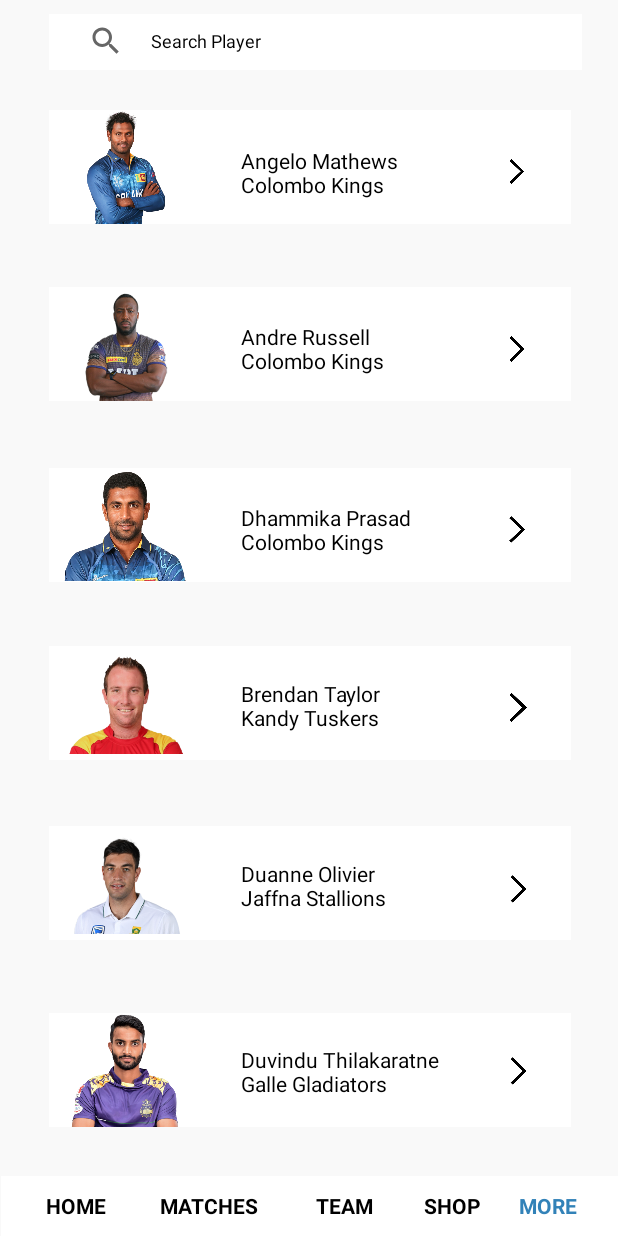
After one commit to Buddhima-JD3/MAD-ABTS, an Android app: the layout activity_playerpage.xml on its own in the app's theme, with its tools: preview values and no code run, on a phone screen of 412 x 824 dp. The commit adds this screen. Run offline under Robolectric (Android 15) with nearby library versions, the phone set to English and light mode, and no system bars.

Commit message:
Player Page Done

```diff
--- a/app/src/main/res/layout/activity_main.xml
+++ b/app/src/main/res/layout/activity_main.xml
@@ -7,5 +7,4 @@
     tools:context=".MainActivity">
 
 
-
-</androidx.constraintlayout.widget.ConstraintLayout>
+    </androidx.constraintlayout.widget.ConstraintLayout>
--- /dev/null
+++ b/app/src/main/res/layout/activity_playerpage.xml
@@ -0,0 +1,576 @@
+<?xml version="1.0" encoding="utf-8"?>
+<androidx.constraintlayout.widget.ConstraintLayout xmlns:android="http://schemas.android.com/apk/res/android"
+    xmlns:app="http://schemas.android.com/apk/res-auto"
+    xmlns:tools="http://schemas.android.com/tools"
+    android:id="@+id/playerpage"
+    android:layout_width="match_parent"
+    android:layout_height="match_parent"
+    android:background="#F9F9F9">
+
+    <RelativeLayout
+        android:id="@+id/searchlayout"
+        android:layout_width="355dp"
+        android:layout_height="37dp"
+        android:background="#FFFFFF"
+        app:layout_constraintBottom_toBottomOf="parent"
+        app:layout_constraintEnd_toEndOf="parent"
+        app:layout_constraintHorizontal_bias="0.571"
+        app:layout_constraintStart_toStartOf="parent"
+        app:layout_constraintTop_toTopOf="parent"
+        app:layout_constraintVertical_bias="0.012">
+
+        <SearchView
+            android:layout_width="33dp"
+            android:layout_height="21dp"
+            android:layout_alignParentStart="true"
+            android:layout_alignParentLeft="true"
+            android:layout_alignParentTop="true"
+            android:layout_alignParentEnd="true"
+            android:layout_alignParentRight="true"
+            android:layout_alignParentBottom="true"
+            android:layout_marginStart="21dp"
+            android:layout_marginLeft="21dp"
+            android:layout_marginTop="7dp"
+            android:layout_marginEnd="301dp"
+            android:layout_marginRight="301dp"
+            android:layout_marginBottom="9dp"
+            android:background="#FFFFFF">
+
+        </SearchView>
+
+        <TextView
+            android:id="@+id/SearchPlayer"
+            android:layout_width="132dp"
+            android:layout_height="17dp"
+            android:layout_alignParentStart="true"
+            android:layout_alignParentLeft="true"
+            android:layout_alignParentTop="true"
+            android:layout_alignParentEnd="true"
+            android:layout_alignParentRight="true"
+            android:layout_alignParentBottom="true"
+            android:layout_marginStart="68dp"
+            android:layout_marginLeft="68dp"
+            android:layout_marginTop="9dp"
+            android:layout_marginEnd="155dp"
+            android:layout_marginRight="155dp"
+            android:layout_marginBottom="11dp"
+            android:text="Search Player"
+            android:textColor="#000000"
+            android:textSize="12sp" />
+    </RelativeLayout>
+
+    <RelativeLayout
+        android:id="@+id/layoutangelo"
+        android:layout_width="348dp"
+        android:layout_height="76dp"
+        android:background="#FFFFFF"
+        app:layout_constraintBottom_toBottomOf="parent"
+        app:layout_constraintEnd_toEndOf="parent"
+        app:layout_constraintHorizontal_bias="0.507"
+        app:layout_constraintStart_toStartOf="parent"
+        app:layout_constraintTop_toTopOf="parent"
+        app:layout_constraintVertical_bias="0.098">
+
+        <ImageView
+            android:id="@+id/player1"
+            android:layout_width="103dp"
+            android:layout_height="match_parent"
+            android:layout_alignParentStart="true"
+            android:layout_alignParentLeft="true"
+            android:layout_alignParentTop="true"
+            android:layout_alignParentEnd="true"
+            android:layout_alignParentRight="true"
+            android:layout_alignParentBottom="true"
+            android:layout_marginStart="0dp"
+            android:layout_marginLeft="0dp"
+            android:layout_marginTop="0dp"
+            android:layout_marginEnd="245dp"
+            android:layout_marginRight="245dp"
+            android:layout_marginBottom="0dp"
+            android:background="#FFFFFF"
+            app:srcCompat="@drawable/angelo_mathews_sl" />
+
+        <TextView
+            android:id="@+id/player1name"
+            android:layout_width="161dp"
+            android:layout_height="38dp"
+            android:layout_alignParentStart="true"
+            android:layout_alignParentLeft="true"
+            android:layout_alignParentTop="true"
+            android:layout_alignParentEnd="true"
+            android:layout_alignParentRight="true"
+            android:layout_alignParentBottom="true"
+            android:layout_marginStart="128dp"
+            android:layout_marginLeft="128dp"
+            android:layout_marginTop="24dp"
+            android:layout_marginEnd="57dp"
+            android:layout_marginRight="57dp"
+            android:layout_marginBottom="14dp"
+            android:text="Angelo Mathews \nColombo Kings"
+            android:textColor="#000000"
+            android:textSize="14sp" />
+
+        <ImageView
+            android:id="@+id/player1arrow"
+            android:layout_width="28dp"
+            android:layout_height="23dp"
+            android:layout_alignParentStart="true"
+            android:layout_alignParentLeft="true"
+            android:layout_alignParentTop="true"
+            android:layout_alignParentEnd="true"
+            android:layout_alignParentRight="true"
+            android:layout_alignParentBottom="true"
+            android:layout_marginStart="298dp"
+            android:layout_marginLeft="298dp"
+            android:layout_marginTop="30dp"
+            android:layout_marginEnd="22dp"
+            android:layout_marginRight="22dp"
+            android:layout_marginBottom="24dp"
+            app:srcCompat="@drawable/av85f1b171d762037fe92" />
+
+    </RelativeLayout>
+
+    <RelativeLayout
+        android:id="@+id/layoutrussell"
+        android:layout_width="348dp"
+        android:layout_height="76dp"
+        android:background="#FFFFFF"
+        app:layout_constraintBottom_toBottomOf="parent"
+        app:layout_constraintEnd_toEndOf="parent"
+        app:layout_constraintHorizontal_bias="0.507"
+        app:layout_constraintStart_toStartOf="parent"
+        app:layout_constraintTop_toTopOf="parent"
+        app:layout_constraintVertical_bias="0.256">
+
+        <TextView
+            android:id="@+id/andrerussell"
+            android:layout_width="163dp"
+            android:layout_height="40dp"
+            android:layout_alignParentStart="true"
+            android:layout_alignParentLeft="true"
+            android:layout_alignParentTop="true"
+            android:layout_alignParentEnd="true"
+            android:layout_alignParentRight="true"
+            android:layout_alignParentBottom="true"
+            android:layout_marginStart="128dp"
+            android:layout_marginLeft="128dp"
+            android:layout_marginTop="23dp"
+            android:layout_marginEnd="57dp"
+            android:layout_marginRight="57dp"
+            android:layout_marginBottom="14dp"
+            android:text="Andre Russell \nColombo Kings"
+            android:textColor="#000000" />
+
+        <ImageView
+            android:id="@+id/imageView8"
+            android:layout_width="103dp"
+            android:layout_height="match_parent"
+            android:layout_alignParentStart="true"
+            android:layout_alignParentLeft="true"
+            android:layout_alignParentTop="true"
+            android:layout_alignParentEnd="true"
+            android:layout_alignParentRight="true"
+            android:layout_alignParentBottom="true"
+            android:layout_marginStart="0dp"
+            android:layout_marginLeft="0dp"
+            android:layout_marginTop="0dp"
+            android:layout_marginEnd="245dp"
+            android:layout_marginRight="245dp"
+            android:layout_marginBottom="0dp"
+            app:srcCompat="@drawable/_77" />
+
+        <ImageView
+            android:id="@+id/player2arrow"
+            android:layout_width="28dp"
+            android:layout_height="23dp"
+            android:layout_alignParentStart="true"
+            android:layout_alignParentLeft="true"
+            android:layout_alignParentTop="true"
+            android:layout_alignParentEnd="true"
+            android:layout_alignParentRight="true"
+            android:layout_alignParentBottom="true"
+            android:layout_marginStart="298dp"
+            android:layout_marginLeft="298dp"
+            android:layout_marginTop="30dp"
+            android:layout_marginEnd="22dp"
+            android:layout_marginRight="22dp"
+            android:layout_marginBottom="23dp"
+            app:srcCompat="@drawable/av85f1b171d762037fe92" />
+    </RelativeLayout>
+
+    <RelativeLayout
+        android:id="@+id/layoutdhammika"
+        android:layout_width="348dp"
+        android:layout_height="76dp"
+        android:background="#FFFFFF"
+        app:layout_constraintBottom_toBottomOf="parent"
+        app:layout_constraintEnd_toEndOf="parent"
+        app:layout_constraintHorizontal_bias="0.507"
+        app:layout_constraintStart_toStartOf="parent"
+        app:layout_constraintTop_toTopOf="parent"
+        app:layout_constraintVertical_bias="0.417">
+
+        <TextView
+            android:id="@+id/dhammikaprasad"
+            android:layout_width="163dp"
+            android:layout_height="39dp"
+            android:layout_alignParentStart="true"
+            android:layout_alignParentLeft="true"
+            android:layout_alignParentTop="true"
+            android:layout_alignParentEnd="true"
+            android:layout_alignParentRight="true"
+            android:layout_alignParentBottom="true"
+            android:layout_marginStart="128dp"
+            android:layout_marginLeft="128dp"
+            android:layout_marginTop="23dp"
+            android:layout_marginEnd="57dp"
+            android:layout_marginRight="57dp"
+            android:layout_marginBottom="14dp"
+            android:text="Dhammika Prasad \nColombo Kings"
+            android:textColor="#000000" />
+
+        <ImageView
+            android:id="@+id/player3"
+            android:layout_width="103dp"
+            android:layout_height="match_parent"
+            android:layout_alignParentStart="true"
+            android:layout_alignParentLeft="true"
+            android:layout_alignParentTop="true"
+            android:layout_alignParentEnd="true"
+            android:layout_alignParentRight="true"
+            android:layout_alignParentBottom="true"
+            android:layout_marginStart="0dp"
+            android:layout_marginLeft="0dp"
+            android:layout_marginTop="0dp"
+            android:layout_marginEnd="245dp"
+            android:layout_marginRight="245dp"
+            android:layout_marginBottom="0dp"
+            app:srcCompat="@drawable/_16534" />
+
+        <ImageView
+            android:id="@+id/player3arrow"
+            android:layout_width="28dp"
+            android:layout_height="24dp"
+            android:layout_alignParentTop="true"
+            android:layout_alignParentEnd="true"
+            android:layout_alignParentRight="true"
+            android:layout_alignParentBottom="true"
+            android:layout_marginTop="29dp"
+            android:layout_marginEnd="22dp"
+            android:layout_marginRight="22dp"
+            android:layout_marginBottom="23dp"
+            app:srcCompat="@drawable/av85f1b171d762037fe92" />
+
+    </RelativeLayout>
+
+    <RelativeLayout
+        android:id="@+id/layoutTaylor"
+        android:layout_width="348dp"
+        android:layout_height="76dp"
+        android:background="#FFFFFF"
+        app:layout_constraintBottom_toBottomOf="parent"
+        app:layout_constraintEnd_toEndOf="parent"
+        app:layout_constraintHorizontal_bias="0.507"
+        app:layout_constraintStart_toStartOf="parent"
+        app:layout_constraintTop_toTopOf="parent"
+        app:layout_constraintVertical_bias="0.576">
+
+        <TextView
+            android:id="@+id/brendantaylor"
+            android:layout_width="163dp"
+            android:layout_height="40dp"
+            android:layout_alignParentStart="true"
+            android:layout_alignParentLeft="true"
+            android:layout_alignParentTop="true"
+            android:layout_alignParentEnd="true"
+            android:layout_alignParentRight="true"
+            android:layout_alignParentBottom="true"
+            android:layout_marginStart="128dp"
+            android:layout_marginLeft="128dp"
+            android:layout_marginTop="22dp"
+            android:layout_marginEnd="57dp"
+            android:layout_marginRight="57dp"
+            android:layout_marginBottom="14dp"
+            android:background="#FFFFFF"
+            android:text="Brendan Taylor \nKandy Tuskers"
+            android:textColor="#000000" />
+
+        <ImageView
+            android:id="@+id/player4"
+            android:layout_width="102dp"
+            android:layout_height="match_parent"
+            android:layout_alignParentStart="true"
+            android:layout_alignParentLeft="true"
+            android:layout_alignParentTop="true"
+            android:layout_alignParentEnd="true"
+            android:layout_alignParentRight="true"
+            android:layout_alignParentBottom="true"
+            android:layout_marginStart="0dp"
+            android:layout_marginLeft="0dp"
+            android:layout_marginTop="0dp"
+            android:layout_marginEnd="246dp"
+            android:layout_marginRight="246dp"
+            android:layout_marginBottom="0dp"
+            app:srcCompat="@drawable/_16544" />
+
+        <ImageView
+            android:id="@+id/player4arrow"
+            android:layout_width="28dp"
+            android:layout_height="23dp"
+            android:layout_alignParentStart="true"
+            android:layout_alignParentLeft="true"
+            android:layout_alignParentTop="true"
+            android:layout_alignParentEnd="true"
+            android:layout_alignParentRight="true"
+            android:layout_alignParentBottom="true"
+            android:layout_marginStart="299dp"
+            android:layout_marginLeft="299dp"
+            android:layout_marginTop="28dp"
+            android:layout_marginEnd="22dp"
+            android:layout_marginRight="22dp"
+            android:layout_marginBottom="22dp"
+            app:srcCompat="@drawable/av85f1b171d762037fe92" />
+    </RelativeLayout>
+
+    <RelativeLayout
+        android:id="@+id/layoutolivier"
+        android:layout_width="348dp"
+        android:layout_height="76dp"
+        android:background="#FFFFFF"
+        app:layout_constraintBottom_toBottomOf="parent"
+        app:layout_constraintEnd_toEndOf="parent"
+        app:layout_constraintHorizontal_bias="0.507"
+        app:layout_constraintStart_toStartOf="parent"
+        app:layout_constraintTop_toTopOf="parent"
+        app:layout_constraintVertical_bias="0.736">
+
+        <TextView
+            android:id="@+id/duanne"
+            android:layout_width="163dp"
+            android:layout_height="40dp"
+            android:layout_alignParentStart="true"
+            android:layout_alignParentLeft="true"
+            android:layout_alignParentTop="true"
+            android:layout_alignParentEnd="true"
+            android:layout_alignParentRight="true"
+            android:layout_alignParentBottom="true"
+            android:layout_marginStart="128dp"
+            android:layout_marginLeft="128dp"
+            android:layout_marginTop="22dp"
+            android:layout_marginEnd="57dp"
+            android:layout_marginRight="57dp"
+            android:layout_marginBottom="14dp"
+            android:text="Duanne Olivier \nJaffna Stallions"
+            android:textColor="#000000" />
+
+        <ImageView
+            android:id="@+id/player5"
+            android:layout_width="103dp"
+            android:layout_height="match_parent"
+            android:layout_alignParentStart="true"
+            android:layout_alignParentLeft="true"
+            android:layout_alignParentTop="true"
+            android:layout_alignParentEnd="true"
+            android:layout_alignParentRight="true"
+            android:layout_alignParentBottom="true"
+            android:layout_marginStart="0dp"
+            android:layout_marginLeft="0dp"
+            android:layout_marginTop="0dp"
+            android:layout_marginEnd="245dp"
+            android:layout_marginRight="245dp"
+            android:layout_marginBottom="0dp"
+            app:srcCompat="@drawable/_22096" />
+
+        <ImageView
+            android:id="@+id/imageView16"
+            android:layout_width="26dp"
+            android:layout_height="24dp"
+            android:layout_alignParentStart="true"
+            android:layout_alignParentLeft="true"
+            android:layout_alignParentTop="true"
+            android:layout_alignParentEnd="true"
+            android:layout_alignParentRight="true"
+            android:layout_alignParentBottom="true"
+            android:layout_marginStart="300dp"
+            android:layout_marginLeft="300dp"
+            android:layout_marginTop="30dp"
+            android:layout_marginEnd="22dp"
+            android:layout_marginRight="22dp"
+            android:layout_marginBottom="22dp"
+            app:srcCompat="@drawable/av85f1b171d762037fe92" />
+    </RelativeLayout>
+
+    <RelativeLayout
+        android:id="@+id/layoutduvindu"
+        android:layout_width="348dp"
+        android:layout_height="76dp"
+        android:background="#FFFFFF"
+        app:layout_constraintBottom_toBottomOf="parent"
+        app:layout_constraintEnd_toEndOf="parent"
+        app:layout_constraintHorizontal_bias="0.507"
+        app:layout_constraintStart_toStartOf="parent"
+        app:layout_constraintTop_toTopOf="parent"
+        app:layout_constraintVertical_bias="0.903">
+
+        <ImageView
+            android:id="@+id/player6"
+            android:layout_width="103dp"
+            android:layout_height="match_parent"
+            android:layout_alignParentStart="true"
+            android:layout_alignParentLeft="true"
+            android:layout_alignParentTop="true"
+            android:layout_alignParentEnd="true"
+            android:layout_alignParentRight="true"
+            android:layout_alignParentBottom="true"
+            android:layout_marginStart="0dp"
+            android:layout_marginLeft="0dp"
+            android:layout_marginTop="0dp"
+            android:layout_marginEnd="245dp"
+            android:layout_marginRight="245dp"
+            android:layout_marginBottom="0dp"
+            app:srcCompat="@drawable/_9311_" />
+
+        <TextView
+            android:id="@+id/duvindu"
+            android:layout_width="165dp"
+            android:layout_height="43dp"
+            android:layout_alignParentStart="true"
+            android:layout_alignParentLeft="true"
+            android:layout_alignParentTop="true"
+            android:layout_alignParentEnd="true"
+            android:layout_alignParentRight="true"
+            android:layout_alignParentBottom="true"
+            android:layout_marginStart="128dp"
+            android:layout_marginLeft="128dp"
+            android:layout_marginTop="21dp"
+            android:layout_marginEnd="55dp"
+            android:layout_marginRight="55dp"
+            android:layout_marginBottom="12dp"
+            android:text="Duvindu Thilakaratne \nGalle Gladiators"
+            android:textColor="#000000" />
+
+        <ImageView
+            android:id="@+id/imageView17"
+            android:layout_width="26dp"
+            android:layout_height="24dp"
+            android:layout_alignParentEnd="true"
+            android:layout_alignParentRight="true"
+            android:layout_alignParentBottom="true"
+            android:layout_marginEnd="22dp"
+            android:layout_marginRight="22dp"
+            android:layout_marginBottom="25dp"
+            app:srcCompat="@drawable/av85f1b171d762037fe92" />
+    </RelativeLayout>
+
+    <RelativeLayout
+        android:layout_width="411dp"
+        android:layout_height="40dp"
+        android:background="#FFFFFF"
+        app:layout_constraintBottom_toBottomOf="parent"
+        app:layout_constraintEnd_toEndOf="parent"
+        app:layout_constraintStart_toStartOf="parent"
+        app:layout_constraintTop_toTopOf="parent"
+        app:layout_constraintVertical_bias="1.0">
+
+        <TextView
+            android:id="@+id/hometab"
+            android:layout_width="wrap_content"
+            android:layout_height="19dp"
+            android:layout_alignParentStart="true"
+            android:layout_alignParentLeft="true"
+            android:layout_alignParentTop="true"
+            android:layout_alignParentEnd="true"
+            android:layout_alignParentRight="true"
+            android:layout_alignParentBottom="true"
+            android:layout_marginStart="30dp"
+            android:layout_marginLeft="30dp"
+            android:layout_marginTop="10dp"
+            android:layout_marginEnd="337dp"
+            android:layout_marginRight="337dp"
+            android:layout_marginBottom="11dp"
+            android:text="HOME"
+            android:textColor="#000000"
+            android:textStyle="bold" />
+
+        <TextView
+            android:id="@+id/matchestab"
+            android:layout_width="wrap_content"
+            android:layout_height="19dp"
+            android:layout_alignParentStart="true"
+            android:layout_alignParentLeft="true"
+            android:layout_alignParentTop="true"
+            android:layout_alignParentEnd="true"
+            android:layout_alignParentRight="true"
+            android:layout_alignParentBottom="true"
+            android:layout_marginStart="106dp"
+            android:layout_marginLeft="106dp"
+            android:layout_marginTop="10dp"
+            android:layout_marginEnd="236dp"
+            android:layout_marginRight="236dp"
+            android:layout_marginBottom="11dp"
+            android:text="MATCHES"
+            android:textColor="#000000"
+            android:textStyle="bold" />
+
+        <TextView
+            android:id="@+id/teamtab"
+            android:layout_width="wrap_content"
+            android:layout_height="wrap_content"
+            android:layout_alignParentStart="true"
+            android:layout_alignParentLeft="true"
+            android:layout_alignParentTop="true"
+            android:layout_alignParentEnd="true"
+            android:layout_alignParentRight="true"
+            android:layout_alignParentBottom="true"
+            android:layout_marginStart="210dp"
+            android:layout_marginLeft="210dp"
+            android:layout_marginTop="10dp"
+            android:layout_marginEnd="143dp"
+            android:layout_marginRight="143dp"
+            android:layout_marginBottom="11dp"
+            android:text="TEAM"
+            android:textColor="#000000"
+            android:textStyle="bold" />
+
+        <TextView
+            android:id="@+id/shoptab"
+            android:layout_width="wrap_content"
+            android:layout_height="wrap_content"
+            android:layout_alignParentStart="true"
+            android:layout_alignParentLeft="true"
+            android:layout_alignParentTop="true"
+            android:layout_alignParentEnd="true"
+            android:layout_alignParentRight="true"
+            android:layout_alignParentBottom="true"
+            android:layout_marginStart="282dp"
+            android:layout_marginLeft="282dp"
+            android:layout_marginTop="10dp"
+            android:layout_marginEnd="71dp"
+            android:layout_marginRight="71dp"
+            android:layout_marginBottom="11dp"
+            android:text="SHOP"
+            android:textColor="#000000"
+            android:textStyle="bold" />
+
+        <TextView
+            android:id="@+id/moretab"
+            android:layout_width="wrap_content"
+            android:layout_height="wrap_content"
+            android:layout_alignParentStart="true"
+            android:layout_alignParentLeft="true"
+            android:layout_alignParentTop="true"
+            android:layout_alignParentEnd="true"
+            android:layout_alignParentRight="true"
+            android:layout_alignParentBottom="true"
+            android:layout_marginStart="345dp"
+            android:layout_marginLeft="345dp"
+            android:layout_marginTop="10dp"
+            android:layout_marginEnd="8dp"
+            android:layout_marginRight="8dp"
+            android:layout_marginBottom="11dp"
+            android:text="MORE"
+            android:textColor="#3282B8"
+            android:textStyle="bold" />
+    </RelativeLayout>
+
+</androidx.constraintlayout.widget.ConstraintLayout>
```
Also changed, not shown: app/src/main/res/drawable/_16534.png (added), app/src/main/res/drawable/_16544.png (added), app/src/main/res/drawable/_22096.png (added), app/src/main/res/drawable/_482383.png (added), app/src/main/res/drawable/_5694.png (added), app/src/main/res/drawable/_56_2568531_arrow_vector_png_right_arrow_icon_svg_transparent.png (added), app/src/main/res/drawable/_77.png (added), app/src/main/res/drawable/_9311_.png (added), app/src/main/res/drawable/andre_russell.png (added), app/src/main/res/drawable/angelo_mathews_sl.png (added), app/src/main/res/drawable/av85f1b171d762037fe92.png (added), app/src/main/res/drawable/dhammika_prasad_sl.png (added), app/src/main/res/drawable/download.png (added), app/src/main/res/drawable/images.png (added), 4 more files.
